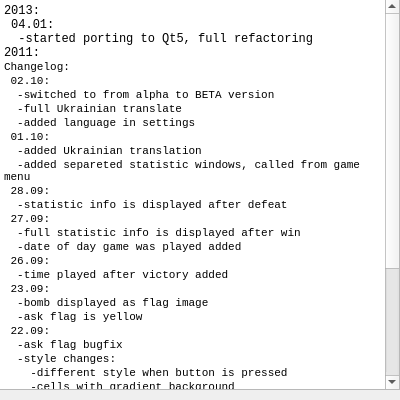
Before: the Qt Designer form changeloginfo.ui in sashasochka/Minesweeper, drawn with Qt 5.
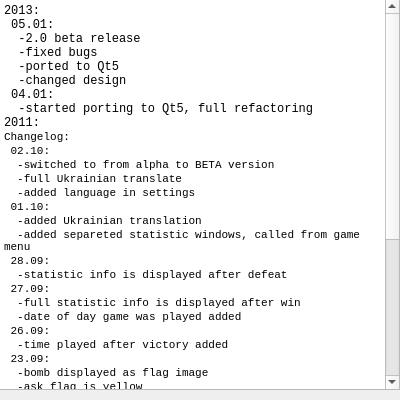
After: the same form once the commit is applied.

Diff of the .ui file:
```diff
--- a/changeloginfo.ui
+++ b/changeloginfo.ui
@@ -51,6 +51,11 @@
 p, li { white-space: pre-wrap; }
 &lt;/style&gt;&lt;/head&gt;&lt;body style=&quot; font-family:'Courier New'; font-size:9pt; font-weight:400; font-style:normal;&quot;&gt;
 &lt;p style=&quot; margin-top:0px; margin-bottom:0px; margin-left:0px; margin-right:0px; -qt-block-indent:0; text-indent:0px;&quot;&gt;2013:&lt;/p&gt;
+&lt;p style=&quot; margin-top:0px; margin-bottom:0px; margin-left:0px; margin-right:0px; -qt-block-indent:0; text-indent:0px;&quot;&gt; 05.01:&lt;/p&gt;
+&lt;p style=&quot; margin-top:0px; margin-bottom:0px; margin-left:0px; margin-right:0px; -qt-block-indent:0; text-indent:0px;&quot;&gt;  -2.0 beta release&lt;/p&gt;
+&lt;p style=&quot; margin-top:0px; margin-bottom:0px; margin-left:0px; margin-right:0px; -qt-block-indent:0; text-indent:0px;&quot;&gt;  -fixed bugs&lt;/p&gt;
+&lt;p style=&quot; margin-top:0px; margin-bottom:0px; margin-left:0px; margin-right:0px; -qt-block-indent:0; text-indent:0px;&quot;&gt;  -ported to Qt5&lt;/p&gt;
+&lt;p style=&quot; margin-top:0px; margin-bottom:0px; margin-left:0px; margin-right:0px; -qt-block-indent:0; text-indent:0px;&quot;&gt;  -changed design&lt;/p&gt;
 &lt;p style=&quot; margin-top:0px; margin-bottom:0px; margin-left:0px; margin-right:0px; -qt-block-indent:0; text-indent:0px;&quot;&gt; 04.01:&lt;/p&gt;
 &lt;p style=&quot; margin-top:0px; margin-bottom:0px; margin-left:0px; margin-right:0px; -qt-block-indent:0; text-indent:0px;&quot;&gt;  -started porting to Qt5, full refactoring&lt;/p&gt;
 &lt;p style=&quot; margin-top:0px; margin-bottom:0px; margin-left:0px; margin-right:0px; -qt-block-indent:0; text-indent:0px;&quot;&gt;2011:&lt;/p&gt;
```
